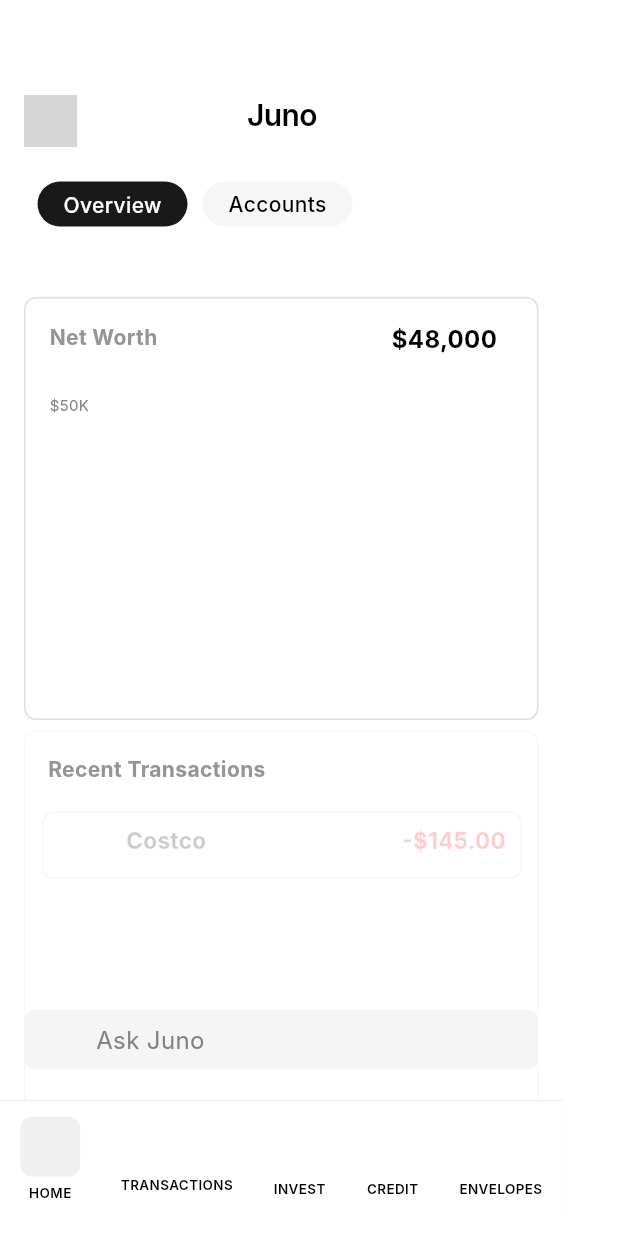
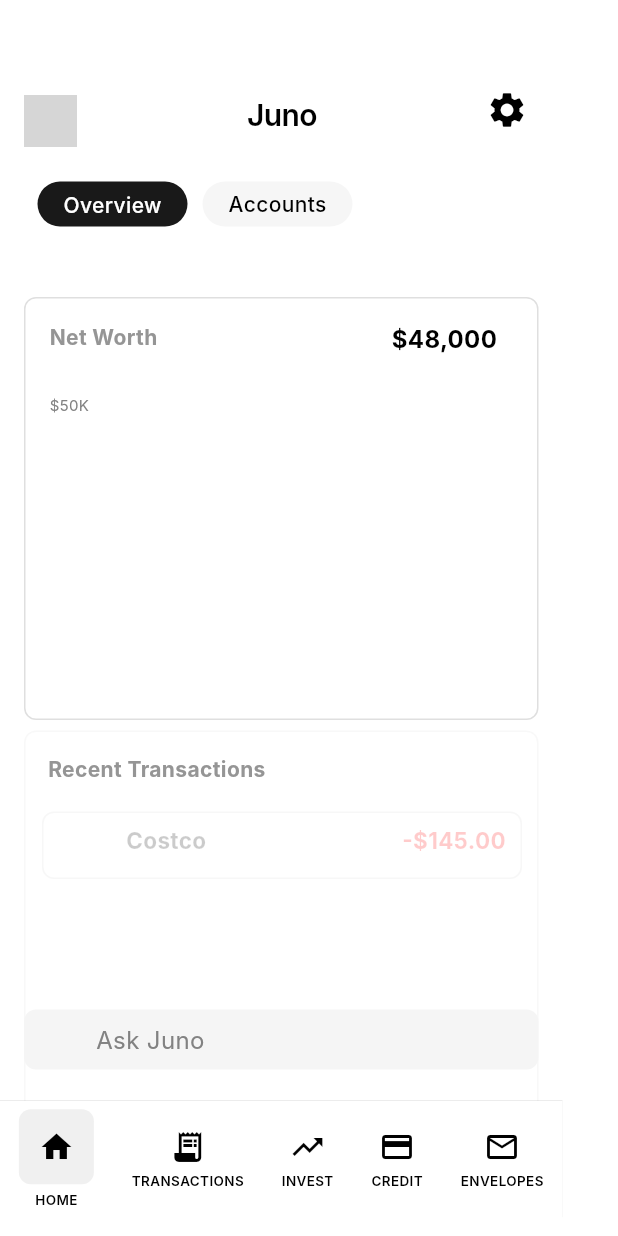
Before and after one commit to bhargav-warren-ai/warrenai-iOS-app, a Flutter app: the screen it shows after launch, on a phone screen of 412 x 824 dp. Run offline on Flutter 3.47's test engine with Material 3 defaults, Android fonts, the phone set to English and light mode, and no system bars; network calls fail; Roboto replaces fonts that are missing (Inter); grey boxes are pictures that could not be loaded.

Commit message:
added settings icon

```diff
--- a/lib/main.dart
+++ b/lib/main.dart
@@ -1,9 +1,9 @@
 import 'package:flutter/material.dart';
 import 'screens/home_screen.dart';
-// import 'screens/home_screen_accounts.dart';
+import 'screens/home_screen_accounts.dart';
 import 'screens/investment_screen.dart';
-// import 'screens/salary_screen.dart';
-// import 'screens/investment_period_screen.dart';
+import 'screens/salary_screen.dart';
+import 'screens/investment_period_screen.dart';
 
 void main() => runApp(const FigmaToCodeApp());
 
@@ -21,10 +21,10 @@ class FigmaToCodeApp extends StatelessWidget {
       // Define named routes for navigation
       routes: {
         '/home': (context) => HomeScreen(),
-        // '/accounts': (context) => AccountsScreen(),
+        '/accounts': (context) => AccountsScreen(),
         '/investment': (context) => InvestmentScreen(),
-        // '/salary': (context) => SalaryScreen(),
-        // '/investment-period': (context) => InvestmentPeriodScreen(),
+        '/salary': (context) => SalaryScreen(),
+        '/investment-period': (context) => InvestmentPeriodScreen(),
       },
     );
   }
--- a/lib/screens/home_screen.dart
+++ b/lib/screens/home_screen.dart
@@ -111,10 +111,11 @@ class HomeScreen extends StatelessWidget {
                   )
                 ],
               ),
-              child: Row(
+              child: // Replace your bottom navigation section with this:
+                  Row(
                     mainAxisAlignment: MainAxisAlignment.spaceAround,
                     children: [
-                  // HOME Button
+                      // HOME Button (current screen - highlighted)
                       GestureDetector(
                         onTap: () {
                           // Already on home, do nothing or refresh
@@ -123,15 +124,20 @@ class HomeScreen extends StatelessWidget {
                           mainAxisAlignment: MainAxisAlignment.center,
                           children: [
                             Container(
-                          width: 40,
-                          height: 40,
+                              width: 50,
+                              height: 50,
                               decoration: BoxDecoration(
                                 color: const Color(0xFFD9D9D9).withOpacity(0.4),
                                 borderRadius: BorderRadius.circular(8),
                               ),
+                              child: const Icon(
+                                Icons.home,
+                                color: Colors.black,
+                                size: 24,
                               ),
-                        SizedBox(height: 4),
-                        Text(
+                            ),
+                            const SizedBox(height: 4),
+                            const Text(
                               'HOME',
                               style: TextStyle(
                                 color: Colors.black,
@@ -149,10 +155,14 @@ class HomeScreen extends StatelessWidget {
                         onTap: () {
                           Navigator.pushNamed(context, '/accounts');
                         },
-                    child: Column(
+                        child: const Column(
                           mainAxisAlignment: MainAxisAlignment.center,
                           children: [
-                        Container(width: 30, height: 30),
+                            Icon(
+                              Icons.receipt_long,
+                              color: Colors.black,
+                              size: 24,
+                            ),
                             SizedBox(height: 4),
                             Text(
                               'TRANSACTIONS',
@@ -172,10 +182,14 @@ class HomeScreen extends StatelessWidget {
                         onTap: () {
                           Navigator.pushNamed(context, '/investment');
                         },
-                    child: Column(
+                        child: const Column(
                           mainAxisAlignment: MainAxisAlignment.center,
                           children: [
-                        Container(width: 35, height: 35),
+                            Icon(
+                              Icons.trending_up,
+                              color: Colors.black,
+                              size: 24,
+                            ),
                             SizedBox(height: 4),
                             Text(
                               'INVEST',
@@ -193,13 +207,16 @@ class HomeScreen extends StatelessWidget {
                       // CREDIT Button
                       GestureDetector(
                         onTap: () {
-                      // Navigate to credit screen
                           print('Credit tapped');
                         },
-                    child: Column(
+                        child: const Column(
                           mainAxisAlignment: MainAxisAlignment.center,
                           children: [
-                        Container(width: 35, height: 35),
+                            Icon(
+                              Icons.credit_card,
+                              color: Colors.black,
+                              size: 24,
+                            ),
                             SizedBox(height: 4),
                             Text(
                               'CREDIT',
@@ -217,13 +234,16 @@ class HomeScreen extends StatelessWidget {
                       // ENVELOPES Button
                       GestureDetector(
                         onTap: () {
-                      // Navigate to envelopes screen
                           print('Envelopes tapped');
                         },
-                    child: Column(
+                        child: const Column(
                           mainAxisAlignment: MainAxisAlignment.center,
                           children: [
-                        Container(width: 35, height: 35),
+                            Icon(
+                              Icons.mail_outline,
+                              color: Colors.black,
+                              size: 24,
+                            ),
                             SizedBox(height: 4),
                             Text(
                               'ENVELOPES',
@@ -353,11 +373,10 @@ class HomeScreen extends StatelessWidget {
                       onTap: () {
                         print('Settings tapped');
                       },
-                      child: Container(
-                        width: 35,
-                        height: 35,
-                        clipBehavior: Clip.antiAlias,
-                        decoration: BoxDecoration(),
+                      child: const Icon(
+                        Icons.settings,
+                        color: Colors.black,
+                        size: 28,
                       ),
                     ),
                   ),
```
Also changed, not shown: 1 other file. Lines whose indentation alone changed are shown as unchanged.
